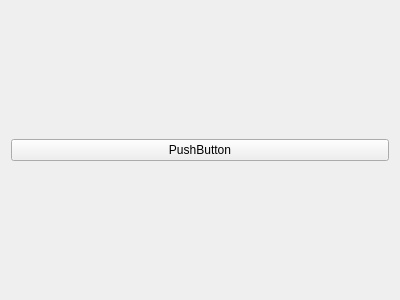
Above: NewGeneUI/NewGene/CreateOutput/SelectVariables/VariableSummary/newgenevariablesummary.ui from daniel347x/newgene before the change. Below: the same form after it.
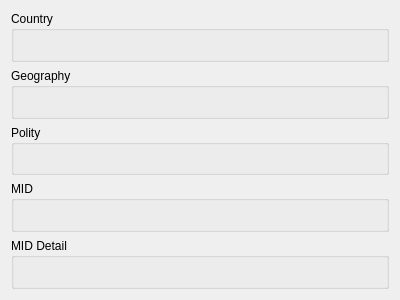
That is the form after the change.

Commit message: Stub group boxes for Variable Summary pane.

```diff
--- a/NewGeneUI/NewGene/CreateOutput/SelectVariables/VariableSummary/newgenevariablesummary.ui
+++ b/NewGeneUI/NewGene/CreateOutput/SelectVariables/VariableSummary/newgenevariablesummary.ui
@@ -15,9 +15,37 @@
   </property>
   <layout class="QGridLayout" name="gridLayout">
    <item row="0" column="0">
-    <widget class="QPushButton" name="pushButton">
-     <property name="text">
-      <string>PushButton</string>
+    <widget class="QGroupBox" name="groupBox">
+     <property name="title">
+      <string>Country</string>
+     </property>
+    </widget>
+   </item>
+   <item row="1" column="0">
+    <widget class="QGroupBox" name="groupBox_2">
+     <property name="title">
+      <string>Geography</string>
+     </property>
+    </widget>
+   </item>
+   <item row="2" column="0">
+    <widget class="QGroupBox" name="groupBox_3">
+     <property name="title">
+      <string>Polity</string>
+     </property>
+    </widget>
+   </item>
+   <item row="3" column="0">
+    <widget class="QGroupBox" name="groupBox_4">
+     <property name="title">
+      <string>MID</string>
+     </property>
+    </widget>
+   </item>
+   <item row="4" column="0">
+    <widget class="QGroupBox" name="groupBox_5">
+     <property name="title">
+      <string>MID Detail</string>
      </property>
     </widget>
    </item>
```
